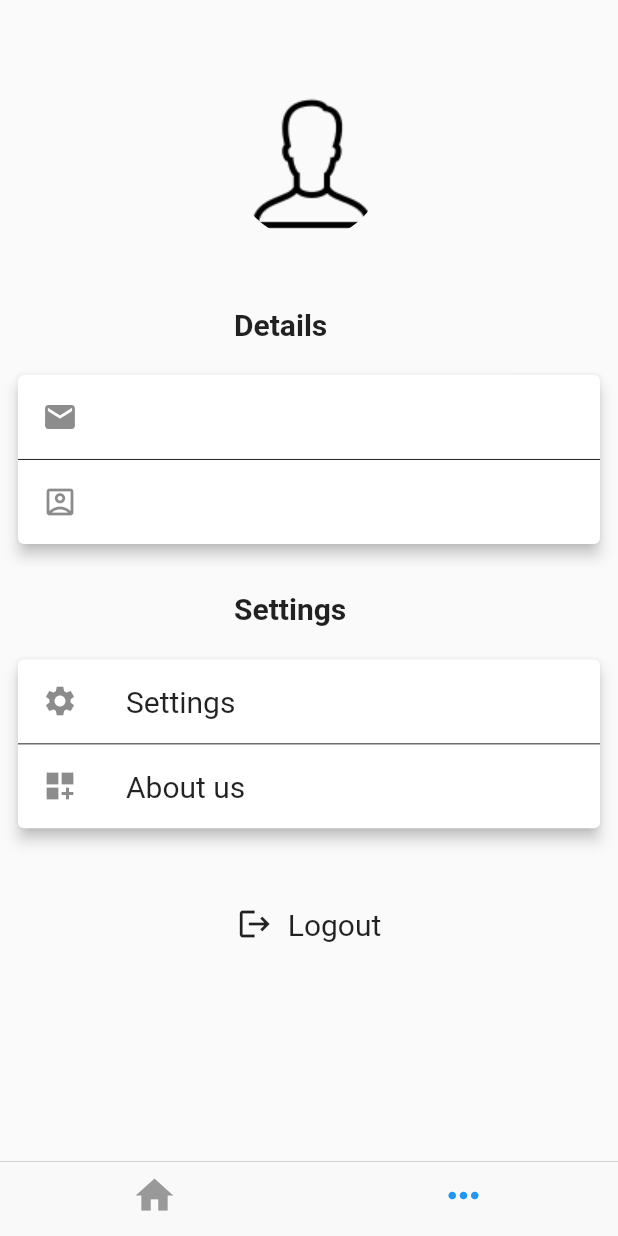
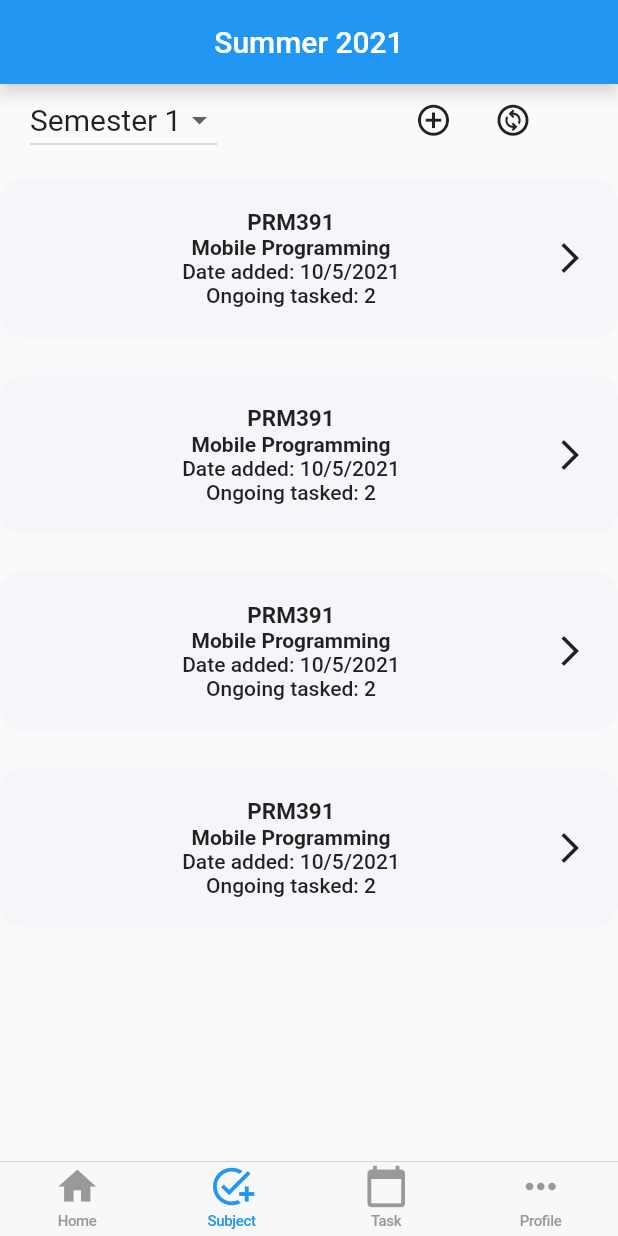
Before and after one commit to redore1234/PRMProject, a Flutter app: the screen it shows once a user with an empty profile is signed in, item 2 of the bottom bar chosen, on a phone screen of 412 x 824 dp. Run offline on Flutter 3.47's test engine with Material 2 defaults, Android fonts, the phone set to English and light mode, and no system bars; our stand-ins replace firebase_auth, firebase_core, google_sign_in; accounts and stored records are empty.

Commit message:
add subjectscreen, addsubjectscreen and fix old screen

```diff
--- /dev/null
+++ b/lib/global/dropdown.dart
@@ -0,0 +1,33 @@
+import 'package:flutter/material.dart';
+
+class DropDown extends StatefulWidget {
+  final List<String> arrayList;
+  String valueSelected;
+
+  DropDown({Key key, @required this.arrayList, @required this.valueSelected})
+      : super(key: key);
+  _DropDownState createState() => _DropDownState();
+}
+
+class _DropDownState extends State<DropDown> {
+  @override
+  Widget build(BuildContext context) {
+    return DropdownButton<String>(
+      value: widget.valueSelected,
+      onChanged: (value) {
+        setState(() {
+          widget.valueSelected = value;
+        });
+      },
+      items: widget.arrayList.map<DropdownMenuItem<String>>((value) {
+        return DropdownMenuItem(
+          child: Text(
+            value,
+            style: TextStyle(fontSize: 20),
+          ),
+          value: value,
+        );
+      }).toList(),
+    );
+  }
+}
--- a/lib/global/main-tab-bar.dart
+++ b/lib/global/main-tab-bar.dart
@@ -1,9 +1,9 @@
-import 'package:firebase_auth/firebase_auth.dart';
 import 'package:flutter/cupertino.dart';
 import 'package:flutter/material.dart';
-import 'package:google_sign_in/google_sign_in.dart';
 import 'package:project/screen/home/home.dart';
 import 'package:project/screen/profile/profile.dart';
+import 'package:project/screen/subject/subject.dart';
+import 'package:project/screen/task/task.dart';
 
 final GlobalKey<NavigatorState> firstTabNavKey = GlobalKey<NavigatorState>();
 final GlobalKey<NavigatorState> secondTabNavKey = GlobalKey<NavigatorState>();
@@ -22,12 +22,19 @@ class _MainTabBarState extends State<MainTabBar> {
       tabBar: CupertinoTabBar(
         items: [
           BottomNavigationBarItem(
+            title: Text("Home"),
             icon: Icon(Icons.home),
           ),
-          // BottomNavigationBarItem(
-          //   icon: Icon(Icons.calendar_today),
-          // ),
           BottomNavigationBarItem(
+            title: Text("Subject"),
+            icon: Icon(Icons.add_task_outlined),
+          ),
+          BottomNavigationBarItem(
+            title: Text("Task"),
+            icon: Icon(Icons.calendar_today),
+          ),
+          BottomNavigationBarItem(
+            title: Text("Profile"),
             icon: Icon(Icons.more_horiz),
           ),
         ],
@@ -38,14 +45,19 @@ class _MainTabBarState extends State<MainTabBar> {
             navigatorKey: firstTabNavKey,
             builder: (BuildContext context) => Home(),
           );
-          // } else if (index == 1) {
-          //   return CupertinoTabView(
-          //     navigatorKey: secondTabNavKey,
-          //     builder: (BuildContext context) => SchedulePage(),
-          //   );
+        } else if (index == 1) {
+          return CupertinoTabView(
+            navigatorKey: secondTabNavKey,
+            builder: (BuildContext context) => SubjectPage(),
+          );
+        } else if (index == 2) {
+          return CupertinoTabView(
+            navigatorKey: thirdTabNavKey,
+            builder: (BuildContext context) => TaskPage(),
+          );
         } else {
           return CupertinoTabView(
-            navigatorKey: secondTabNavKey,
+            navigatorKey: forthTabNavKey,
             builder: (BuildContext context) => ProfilePage(),
           );
         }
--- a/lib/main.dart
+++ b/lib/main.dart
@@ -1,6 +1,7 @@
 import 'package:flutter/material.dart';
 import 'package:project/screen/login/login.dart';
 import 'package:firebase_core/firebase_core.dart';
+//import 'package:project/screen/subject/dropdown_semester.dart';
 
 void main() async {
   WidgetsFlutterBinding.ensureInitialized();
@@ -17,6 +18,7 @@ class MyApp extends StatelessWidget {
         primarySwatch: Colors.blue,
       ),
       home: LoginScreen(),
+      //home: DropDown(),
     );
   }
 }
--- a/lib/screen/login/login.dart
+++ b/lib/screen/login/login.dart
@@ -1,6 +1,6 @@
 import 'package:firebase_auth/firebase_auth.dart';
 import 'package:flutter/material.dart';
-import 'package:project/components/login_body.dart';
+import 'package:project/screen/login/login_body.dart';
 import 'package:project/global/main-tab-bar.dart';
 import 'package:project/provider/google_signin.dart';
 import 'package:provider/provider.dart';
@@ -8,8 +8,9 @@ import 'package:provider/provider.dart';
 class LoginScreen extends StatelessWidget {
   @override
   Widget build(BuildContext context) {
-    return Scaffold(
-        body: ChangeNotifierProvider(
+    return SafeArea(
+        child: Scaffold(
+            body: ChangeNotifierProvider(
       create: (context) => GoogleSignInProvider(),
       child: StreamBuilder(
         stream: FirebaseAuth.instance.authStateChanges(),
@@ -26,7 +27,7 @@ class LoginScreen extends StatelessWidget {
           }
         },
       ),
-    ));
+    )));
   }
 
   Widget buildLoading() {
--- a/lib/components/login_body.dart
+++ b/lib/screen/login/login_body.dart
@@ -1,7 +1,6 @@
 import 'package:flutter/material.dart';
-import 'package:project/components/login_background.dart';
+import 'package:project/screen/login/login_background.dart';
 import 'package:project/global/constant.dart';
-// import 'package:google_sign_in/google_sign_in.dart';
 import 'package:project/provider/google_signin.dart';
 import 'package:provider/provider.dart';
 
--- a/lib/screen/profile/profile.dart
+++ b/lib/screen/profile/profile.dart
@@ -1,6 +1,5 @@
 import 'package:firebase_auth/firebase_auth.dart';
 import 'package:flutter/material.dart';
-import 'package:google_sign_in/google_sign_in.dart';
 import 'package:project/global/constant.dart';
 import 'package:project/provider/google_signin.dart';
 import 'package:provider/provider.dart';
@@ -25,7 +24,7 @@ class ProfilePage extends StatelessWidget {
           SizedBox(
             height: 20,
           ),
-          _heading("Details"),
+          _heading("Personal Details"),
           SizedBox(
             height: 10,
           ),
@@ -70,10 +69,10 @@ class ProfilePage extends StatelessWidget {
 
   Widget _heading(String heading) {
     return Container(
-        width: 100,
+        width: 130,
         child: Text(
           heading,
-          style: TextStyle(fontSize: 20, fontWeight: FontWeight.bold),
+          style: TextStyle(fontSize: 16, fontWeight: FontWeight.bold),
         ));
   }
 
@@ -89,7 +88,7 @@ class ProfilePage extends StatelessWidget {
               leading: Icon(Icons.email),
               title: Text(
                 email,
-                style: TextStyle(fontSize: 20),
+                style: TextStyle(fontSize: 14),
               ),
             ),
             Divider(
--- /dev/null
+++ b/lib/screen/subject/subject.dart
@@ -0,0 +1,135 @@
+import 'package:flutter/material.dart';
+import 'package:project/screen/add_subject/add_subject.dart';
+import 'package:project/screen/update_subject/update_subject.dart';
+
+import '../../global/dropdown.dart';
+
+class SubjectPage extends StatefulWidget {
+  @override
+  _SubjectPageState createState() => _SubjectPageState();
+}
+
+class _SubjectPageState extends State<SubjectPage> {
+  @override
+  Widget build(BuildContext context) {
+    return SafeArea(
+        child: Scaffold(
+      appBar: AppBar(
+        title: Text("Summer 2021"),
+        centerTitle: true,
+        shadowColor: Colors.white,
+      ),
+      body: SingleChildScrollView(
+        child: Column(
+          children: [
+            Row(
+              children: [
+                SizedBox(
+                  width: 20,
+                ),
+                DropDown(
+                  arrayList: [
+                    "Semester 1",
+                    "Semester 2",
+                    "Semester 3",
+                    "Semester 4",
+                    "Semester 5",
+                    "Semester 7",
+                    "Semester 8",
+                    "Semester 9"
+                  ],
+                  valueSelected: "Semester 1",
+                ),
+                SizedBox(
+                  width: 120,
+                ),
+                IconButton(
+                  onPressed: () {
+                    Navigator.push(
+                        context,
+                        MaterialPageRoute(
+                            builder: (context) => AddSubjectPage()));
+                  },
+                  icon: Icon(Icons.add_circle_outline_outlined),
+                  iconSize: 25,
+                ),
+                SizedBox(
+                  width: 5,
+                ),
+                IconButton(
+                  onPressed: () {
+                    Navigator.push(
+                        context,
+                        MaterialPageRoute(
+                            builder: (context) => UpdateSubjectPage()));
+                  },
+                  icon: Icon(Icons.change_circle_outlined),
+                  iconSize: 25,
+                )
+              ],
+            ),
+            SizedBox(
+              height: 5,
+            ),
+            Padding(
+                padding: const EdgeInsets.symmetric(vertical: 10),
+                child: subjectCourse(
+                    "PRM391", "Mobile Programming", "10/5/2021", "2")),
+            SizedBox(
+              height: 5,
+            ),
+            Padding(
+                padding: const EdgeInsets.symmetric(vertical: 10),
+                child: subjectCourse(
+                    "PRM391", "Mobile Programming", "10/5/2021", "2")),
+            SizedBox(
+              height: 5,
+            ),
+            Padding(
+                padding: const EdgeInsets.symmetric(vertical: 10),
+                child: subjectCourse(
+                    "PRM391", "Mobile Programming", "10/5/2021", "2")),
+            SizedBox(
+              height: 5,
+            ),
+            Padding(
+                padding: const EdgeInsets.symmetric(vertical: 10),
+                child: subjectCourse(
+                    "PRM391", "Mobile Programming", "10/5/2021", "2")),
+          ],
+        ),
+      ),
+    ));
+  }
+}
+
+Widget subjectCourse(String subjectCode, String subjectName, String dateAdded,
+    String taskOngoing) {
+  return FlatButton(
+      padding: EdgeInsets.all(20),
+      shape: RoundedRectangleBorder(borderRadius: BorderRadius.circular(15)),
+      color: Color(0xFFF5F6F9),
+      onPressed: () {},
+      child: Row(
+        children: [
+          Expanded(
+              child: Column(
+            children: [
+              Text(subjectCode,
+                  style: TextStyle(fontSize: 15, fontWeight: FontWeight.bold)),
+              Text(
+                subjectName,
+                style: TextStyle(fontWeight: FontWeight.bold),
+              ),
+              Text(
+                "Date added: " + dateAdded,
+              ),
+              Text(
+                "Ongoing tasked: " + taskOngoing,
+              ),
+            ],
+          )),
+          Icon(Icons.arrow_forward_ios),
+        ],
+      ));
+}
--- a/pubspec.yaml
+++ b/pubspec.yaml
@@ -18,7 +18,7 @@ publish_to: 'none' # Remove this line if you wish to publish to pub.dev
 version: 1.0.0+1
 
 environment:
-  sdk: ">=2.7.0 <3.0.0"
+  sdk: ">=2.7.0 <3.23.0"
 
 dependencies:
   flutter:
```
Also changed, not shown: lib/screen/add_subject/add_subject.dart (added, +231 -0 lines), lib/screen/task/task.dart (added, +8 -0 lines), lib/screen/update_subject/update_subject.dart (added, +28 -0 lines), lib/screen/login/login_background.dart (renamed from lib/components/login_background.dart).
